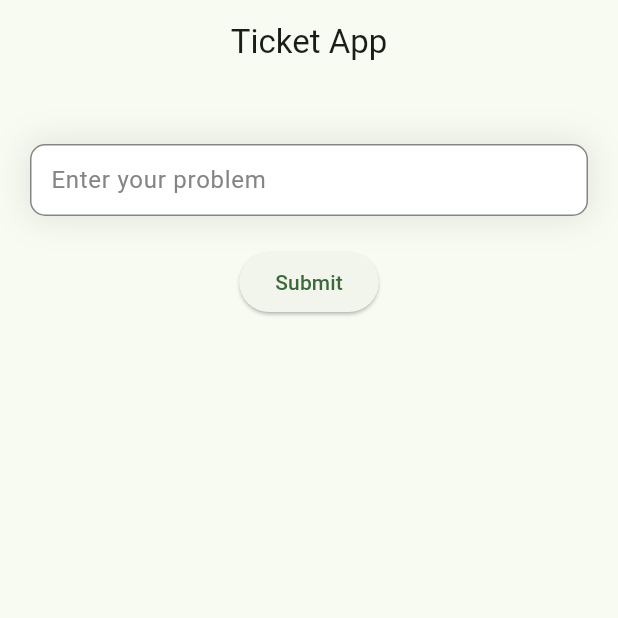
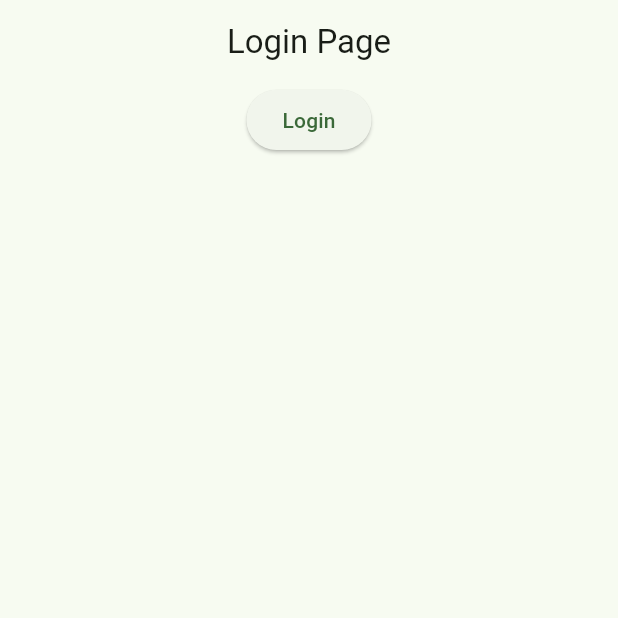
Before and after one commit to N0tAdm1n/Ticket-App, a Flutter app: the screen it shows after launch, on a phone screen of 412 x 824 dp, the top half of it. Run offline on Flutter 3.47's test engine with Material 3 defaults, Android fonts, the phone set to English and light mode, and no system bars; our stand-ins replace firebase_auth, firebase_core, google_sign_in; accounts and stored records are empty; generated files the repository leaves out were written again.

Commit message:
Add Login Page

```diff
--- a/lib/main.dart
+++ b/lib/main.dart
@@ -1,7 +1,9 @@
+import 'package:firebase_auth/firebase_auth.dart';
 import 'package:firebase_core/firebase_core.dart';
 import 'package:flutter/material.dart';
 import 'package:test_as/firebase_options.dart';
 import 'package:test_as/pages/home.dart';
+import 'package:test_as/pages/login_page.dart';
 
 void main() async {
   WidgetsFlutterBinding.ensureInitialized();
@@ -22,7 +24,22 @@
 
         colorScheme: ColorScheme.fromSeed(seedColor: Colors.green),
       ),
-      home: const HomePage(),
+      home: StreamBuilder<User?>(
+          stream:  FirebaseAuth.instance.authStateChanges(),
+          builder: (BuildContext context, AsyncSnapshot snapshot ) {
+            if(snapshot.hasError) {
+              return Text(snapshot.error.toString());
+            }
+
+            if(snapshot.connectionState == ConnectionState.active) {
+              if(snapshot.data == null) {
+                return LoginPage();
+              } else {
+                return HomePage();
+              }
+            }
+          }
+      ),
     );
   }
 }
--- /dev/null
+++ b/lib/pages/login_page.dart
@@ -0,0 +1,46 @@
+import 'package:firebase_auth/firebase_auth.dart';
+import 'package:flutter/material.dart';
+import 'package:google_sign_in/google_sign_in.dart';
+
+class LoginPage extends StatelessWidget {
+  const LoginPage({super.key});
+
+  @override
+  Widget build(BuildContext context) {
+    return  Scaffold(
+      appBar: AppBar(
+        title: Text('Login Page'),
+        centerTitle: true,
+      ),
+      body: Center(
+        child: Column(
+          children: [
+
+            ElevatedButton(
+              onPressed: () {
+                signInWithGoogle();
+              },
+              child: Text("Login"),
+            )
+          ],
+        ),
+      ),
+    );
+  }
+
+  signInWithGoogle() async{
+    GoogleSignInAccount? googleUser = await GoogleSignIn().signIn();
+    GoogleSignInAuthentication? googleAuth = await googleUser?.authentication;
+
+    AuthCredential credential = GoogleAuthProvider.credential(
+      accessToken: googleAuth?.accessToken,
+      idToken: googleAuth?.idToken
+    );
+
+    UserCredential userCredential = await FirebaseAuth.instance.signInWithCredential( credential);
+
+    print(userCredential.user?.displayName);
+  }
+
+
+}
--- a/pubspec.yaml
+++ b/pubspec.yaml
@@ -36,6 +36,8 @@ dependencies:
   cupertino_icons: ^1.0.8
 
   firebase_core: ^3.13.0
+  firebase_auth: ^5.5.2
+  google_sign_in: ^6.3.0
 
 dev_dependencies:
   flutter_test:
```
Also changed, not shown: pubspec.lock, 4 other files.
